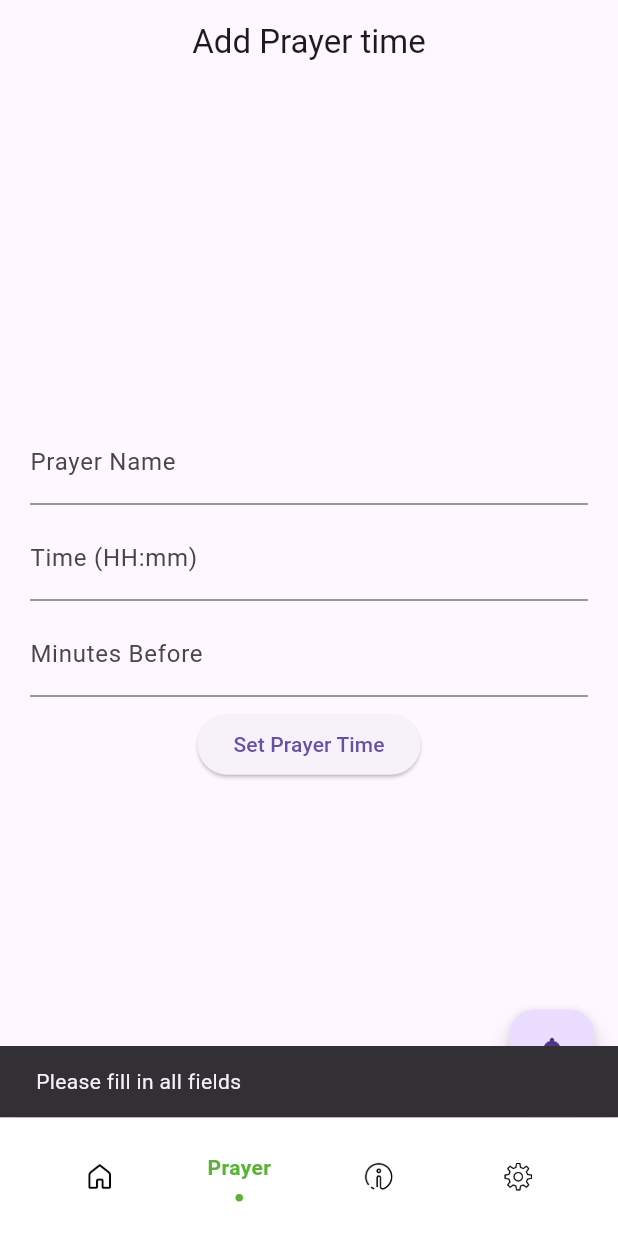
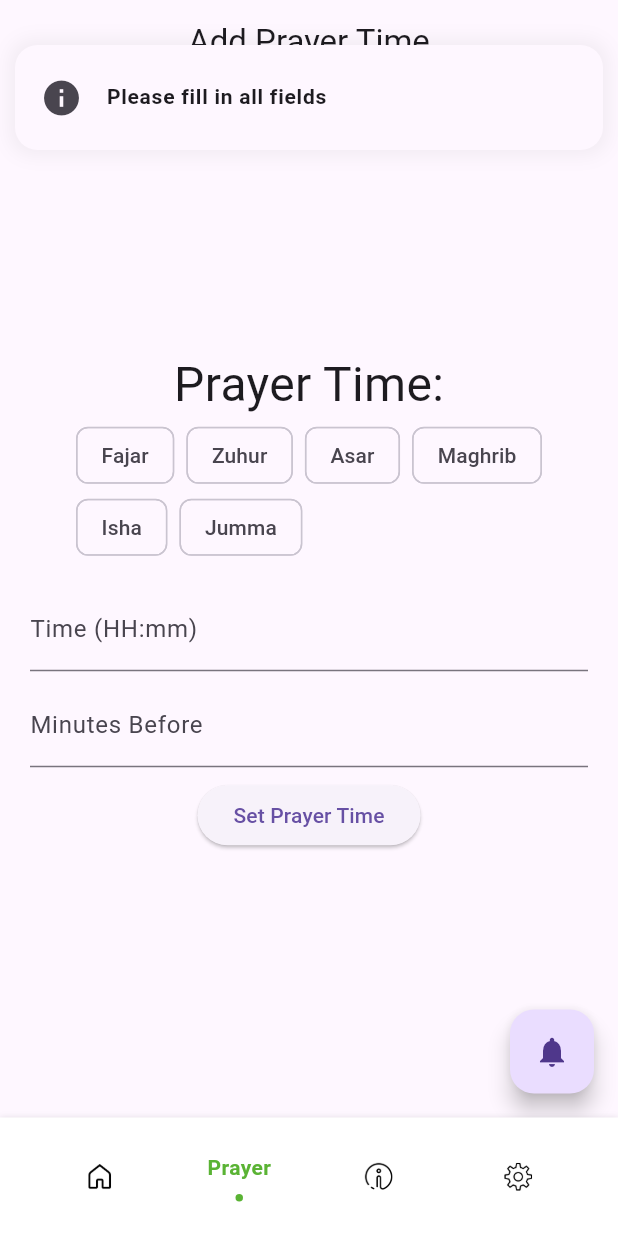
Before and after one commit to Qamarzaman555/prayalert, a Flutter app: the screen it shows after launch, item 2 of the bottom bar chosen, after a tap on "Set Prayer Time", on a phone screen of 412 x 824 dp. Run offline on Flutter 3.47's test engine with Material 3 defaults, Android fonts, the phone set to English and light mode, and no system bars; drawn by our look-alikes of delightful_toast, flashy_tab_bar2; our stand-ins replace cloud_firestore, firebase_core, flutter_local_notifications, rxdart, stacked, timezone; accounts and stored records are empty.

Commit message:
code cleaning home vu cm cleaning remains

```diff
--- a/lib/add_notification/add_reminder_vm.dart
+++ b/lib/add_notification/add_reminder_vm.dart
@@ -1,18 +1,25 @@
 import 'package:cloud_firestore/cloud_firestore.dart';
 import 'package:flutter/material.dart';
 import 'package:stacked/stacked.dart';
-
 import '../constants/utils.dart';
 import '../models/prayer_model.dart';
 import '../notification_services/notifications.dart';
 
 class AddReminderVM extends BaseViewModel {
-  final prayerController = TextEditingController();
+  final List<String> prayerNames = [
+    'Fajar',
+    'Zuhur',
+    'Asar',
+    'Maghrib',
+    'Isha',
+    'Jumma'
+  ];
+  String? selectedPrayerName;
   final timeController = TextEditingController();
   final minutesController = TextEditingController();
   DateTime dateTime = DateTime.now();
 
-  AddReminderVM(context) {
+  AddReminderVM(BuildContext context) {
     Notifications.init(context);
     listenNotifications();
   }
@@ -21,9 +28,51 @@ class AddReminderVM extends BaseViewModel {
     Notifications.onNotifications.listen((value) {});
   }
 
-  Future<void> addOrUpdateReminder(context, PrayerModel prayer) async {
+  void setSelectedPrayerName(String? name) {
+    selectedPrayerName = name;
+    notifyListeners();
+  }
+
+  Future<void> addOrUpdateReminder(context) async {
     setBusy(true);
     try {
+      final prayerName = selectedPrayerName;
+      final timeText = timeController.text;
+      final minutesBefore = minutesController.text;
+
+      if (prayerName == null || timeText.isEmpty || minutesBefore.isEmpty) {
+        Utils.toastMessage(context: context, text: 'Please fill in all fields');
+        setBusy(false);
+        return;
+      }
+
+      final timeParts = timeText.split(':');
+      if (timeParts.length != 2) {
+        Utils.toastMessage(context: context, text: 'Invalid time format');
+        setBusy(false);
+        return;
+      }
+
+      final hour = int.tryParse(timeParts[0]);
+      final minute = int.tryParse(timeParts[1]);
+      final minutes = int.tryParse(minutesBefore);
+
+      if (hour == null || minute == null || minutes == null) {
+        Utils.toastMessage(context: context, text: 'Invalid input values');
+        setBusy(false);
+        return;
+      }
+
+      final now = DateTime.now();
+      final dateTime = DateTime(now.year, now.month, now.day, hour, minute);
+
+      final prayer = PrayerModel(
+        prayerName: prayerName,
+        timestamp: Timestamp.fromDate(dateTime),
+        onOff: true,
+        minutesBefore: minutes,
+      );
+
       // Assign sort order directly based on the prayer name
       switch (prayer.prayerName) {
         case 'Fajar':
@@ -45,7 +94,7 @@ class AddReminderVM extends BaseViewModel {
           prayer.sortOrder = 6;
           break;
         default:
-          prayer.sortOrder = 7;
+          prayer.sortOrder = DateTime.now().millisecondsSinceEpoch;
       }
 
       await FirebaseFirestore.instance
--- a/lib/add_notification/add_reminder_vu.dart
+++ b/lib/add_notification/add_reminder_vu.dart
@@ -1,8 +1,6 @@
-import 'package:cloud_firestore/cloud_firestore.dart';
 import 'package:flutter/material.dart';
 import 'package:prayalert/constants/utils.dart';
 import 'package:stacked/stacked.dart';
-import '../models/prayer_model.dart';
 import '../notification_services/notifications.dart';
 import 'add_reminder_vm.dart';
 
@@ -13,7 +11,7 @@ class AddReminderVU extends StackedView<AddReminderVM> {
   Widget builder(BuildContext context, AddReminderVM viewModel, Widget? child) {
     return Scaffold(
       appBar: AppBar(
-        title: const Text('Add Prayer time'),
+        title: const Text('Add Prayer Time'),
         centerTitle: true,
       ),
       body: Padding(
@@ -22,61 +20,26 @@ class AddReminderVU extends StackedView<AddReminderVM> {
           child: Column(
             mainAxisAlignment: MainAxisAlignment.center,
             children: [
-              customTextField(viewModel.prayerController, 'Prayer Name'),
-              8.spaceY,
+              const Text('Prayer Time:', style: TextStyle(fontSize: 32)),
+              Wrap(
+                spacing: 8.0,
+                children: viewModel.prayerNames.map((prayerName) {
+                  return ChoiceChip(
+                    label: Text(prayerName),
+                    selected: viewModel.selectedPrayerName == prayerName,
+                    onSelected: (selected) {
+                      viewModel.setSelectedPrayerName(prayerName);
+                    },
+                  );
+                }).toList(),
+              ),
+              16.spaceY,
               customTextField(viewModel.timeController, 'Time (HH:mm)'),
               8.spaceY,
               customTextField(viewModel.minutesController, 'Minutes Before'),
               8.spaceY,
               ElevatedButton(
-                onPressed: () {
-                  final prayerName = viewModel.prayerController.text;
-                  final timeText = viewModel.timeController.text;
-                  final minutesBefore = viewModel.minutesController.text;
-
-                  if (prayerName.isEmpty ||
-                      timeText.isEmpty ||
-                      minutesBefore.isEmpty) {
-                    ScaffoldMessenger.of(context).showSnackBar(
-                      const SnackBar(
-                          content: Text('Please fill in all fields')),
-                    );
-                    return;
-                  }
-
-                  final timeParts = timeText.split(':');
-                  if (timeParts.length != 2) {
-                    ScaffoldMessenger.of(context).showSnackBar(
-                      const SnackBar(content: Text('Invalid time format')),
-                    );
-                    return;
-                  }
-
-                  final hour = int.tryParse(timeParts[0]);
-                  final minute = int.tryParse(timeParts[1]);
-
-                  final minutes = int.tryParse(minutesBefore);
-
-                  if (hour == null || minute == null || minutes == null) {
-                    ScaffoldMessenger.of(context).showSnackBar(
-                      const SnackBar(content: Text('Invalid input values')),
-                    );
-                    return;
-                  }
-
-                  final now = DateTime.now();
-                  final dateTime =
-                      DateTime(now.year, now.month, now.day, hour, minute);
-
-                  final prayerModel = PrayerModel(
-                    prayerName: prayerName,
-                    timestamp: Timestamp.fromDate(dateTime),
-                    onOff: true,
-                    minutesBefore: minutes,
-                  );
-
-                  viewModel.addOrUpdateReminder(context, prayerModel);
-                },
+                onPressed: () => viewModel.addOrUpdateReminder(context),
                 child: const Text('Set Prayer Time'),
               ),
             ],
@@ -100,6 +63,7 @@ class AddReminderVU extends StackedView<AddReminderVM> {
 
   TextField customTextField(TextEditingController controller, String label) {
     return TextField(
+      keyboardType: TextInputType.datetime,
       controller: controller,
       decoration: InputDecoration(labelText: label),
     );
```
